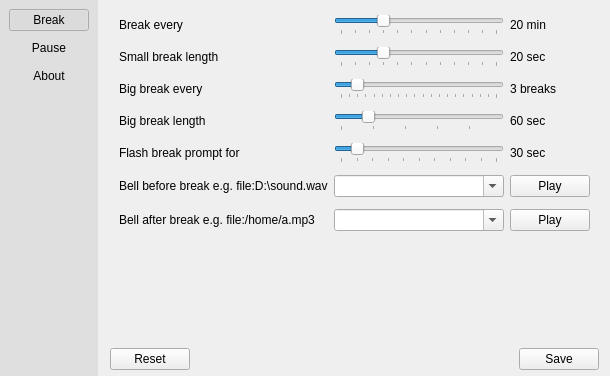
Old version of the form src/pref-window.ui in the repository AllanChain/sane-break.
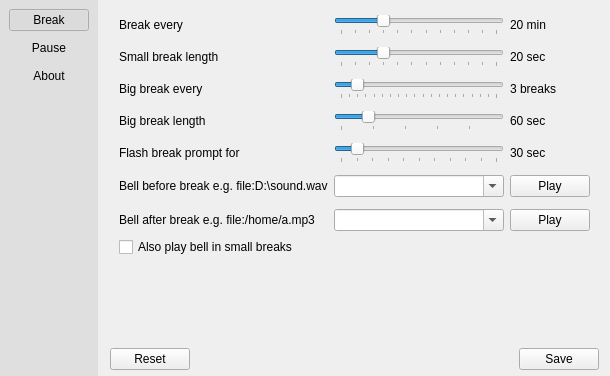
New version of the form. Icons and pictures are not drawn. Custom widgets are drawn as their Qt base class.

Commit message: config whether play bell during small breaks

The edit to the form file:
```diff
--- a/src/pref-window.ui
+++ b/src/pref-window.ui
@@ -129,6 +129,8 @@
         <number>0</number>
        </property>
        <widget class="QWidget" name="breakPage">
+        <layout class="QVBoxLayout" name="verticalLayout_1">
+         <item>
         <layout class="QGridLayout" name="gridLayout_3">
          <property name="verticalSpacing">
           <number>12</number>
@@ -394,7 +396,16 @@
            </property>
           </widget>
          </item>
-         <item row="7" column="1">
+          </layout>
+         </item>
+         <item>
+          <widget class="QCheckBox" name="soundInSmallBreak">
+           <property name="text">
+            <string>Also play bell in small breaks</string>
+           </property>
+          </widget>
+         </item>
+         <item>
           <spacer name="verticalSpacer_2">
            <property name="orientation">
             <enum>Qt::Orientation::Vertical</enum>
```
Lines whose indentation alone changed are shown as unchanged. The commit also changes 5 other files.
